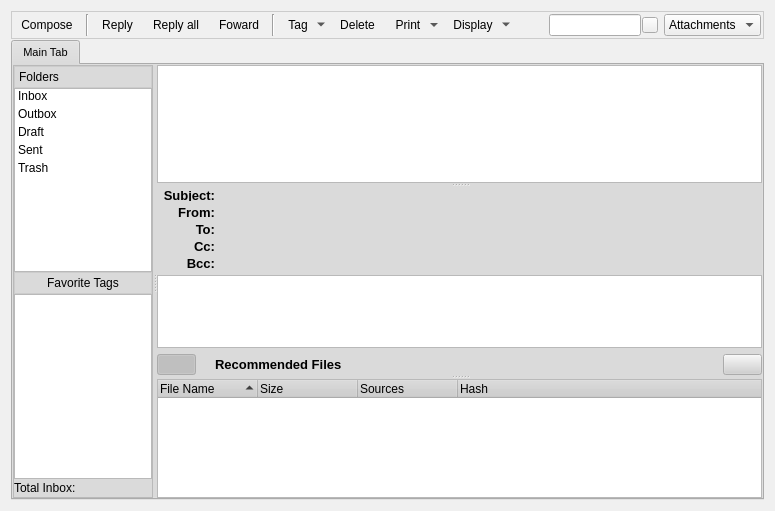
This is retroshare-gui/src/gui/MessagesDialog.ui in RetroShare/RetroShare as Qt 5 draws it before an edit. The edited form follows.
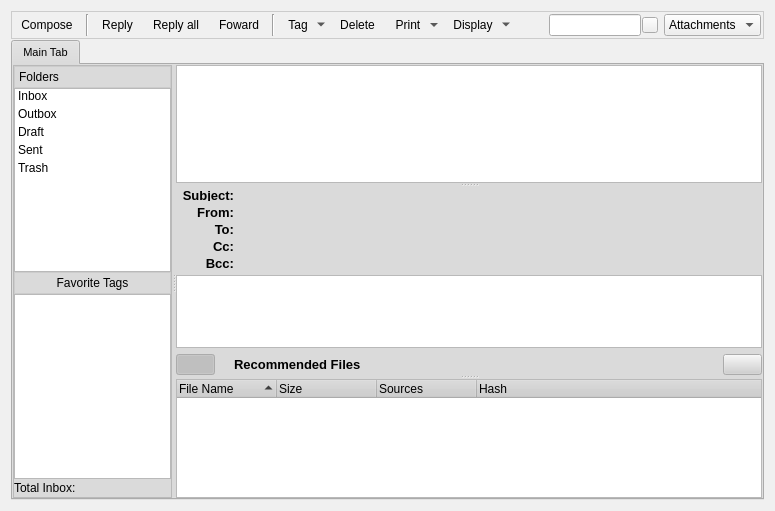
This is the edited form. Icons and pictures are not drawn.

Commit message: changed the maximum width of the left side message list frame

Patch:
```diff
--- a/retroshare-gui/src/gui/MessagesDialog.ui
+++ b/retroshare-gui/src/gui/MessagesDialog.ui
@@ -1018,7 +1018,7 @@
          <widget class="QFrame" name="frame_2">
           <property name="maximumSize">
            <size>
-            <width>140</width>
+            <width>160</width>
             <height>16777215</height>
            </size>
           </property>
@@ -1048,7 +1048,7 @@
              </property>
              <property name="maximumSize">
               <size>
-               <width>140</width>
+               <width>160</width>
                <height>16777215</height>
               </size>
              </property>
@@ -1147,7 +1147,7 @@
             <widget class="QListWidget" name="tagWidget">
              <property name="maximumSize">
               <size>
-               <width>140</width>
+               <width>160</width>
                <height>16777215</height>
               </size>
              </property>
@@ -1169,7 +1169,7 @@
              </property>
              <property name="maximumSize">
               <size>
-               <width>140</width>
+               <width>160</width>
                <height>16777215</height>
               </size>
              </property>
@@ -1229,7 +1229,7 @@
              </property>
              <property name="maximumSize">
               <size>
-               <width>140</width>
+               <width>160</width>
                <height>22</height>
               </size>
              </property>
```
